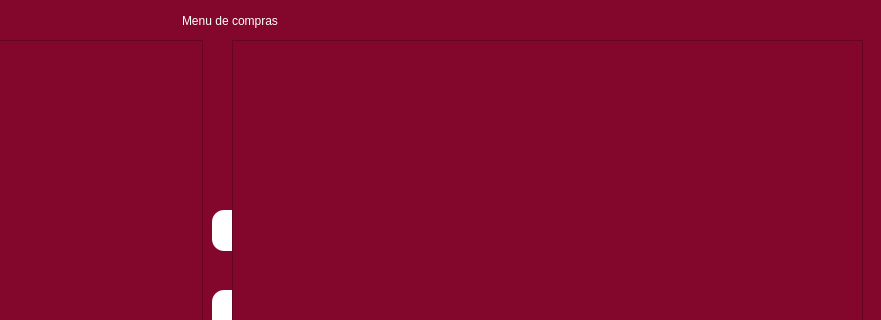
The window that pag.ui (Reznov84/Uicafe) describes before a commit, drawn with Qt 5; both pictures show x 238 to 1119 and y 0 to 320 of the 1119 by 825 pixel window.
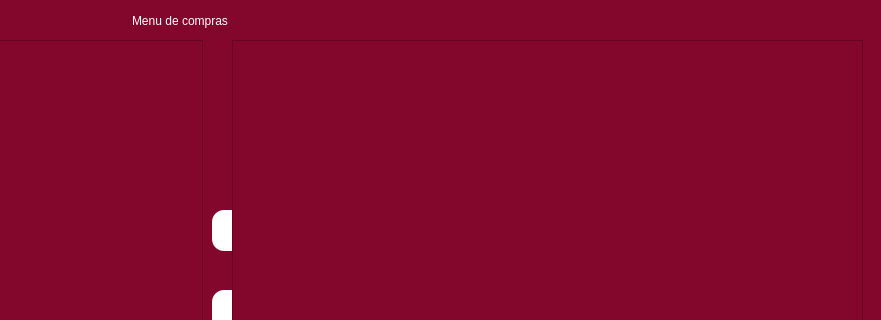
The same window after the commit. Icons and pictures are not drawn.

```diff
--- a/pag.ui
+++ b/pag.ui
@@ -166,9 +166,9 @@
    <widget class="QLabel" name="labelmenumsg">
     <property name="geometry">
      <rect>
-      <x>420</x>
+      <x>370</x>
       <y>0</y>
-      <width>331</width>
+      <width>721</width>
       <height>41</height>
      </rect>
     </property>
```
